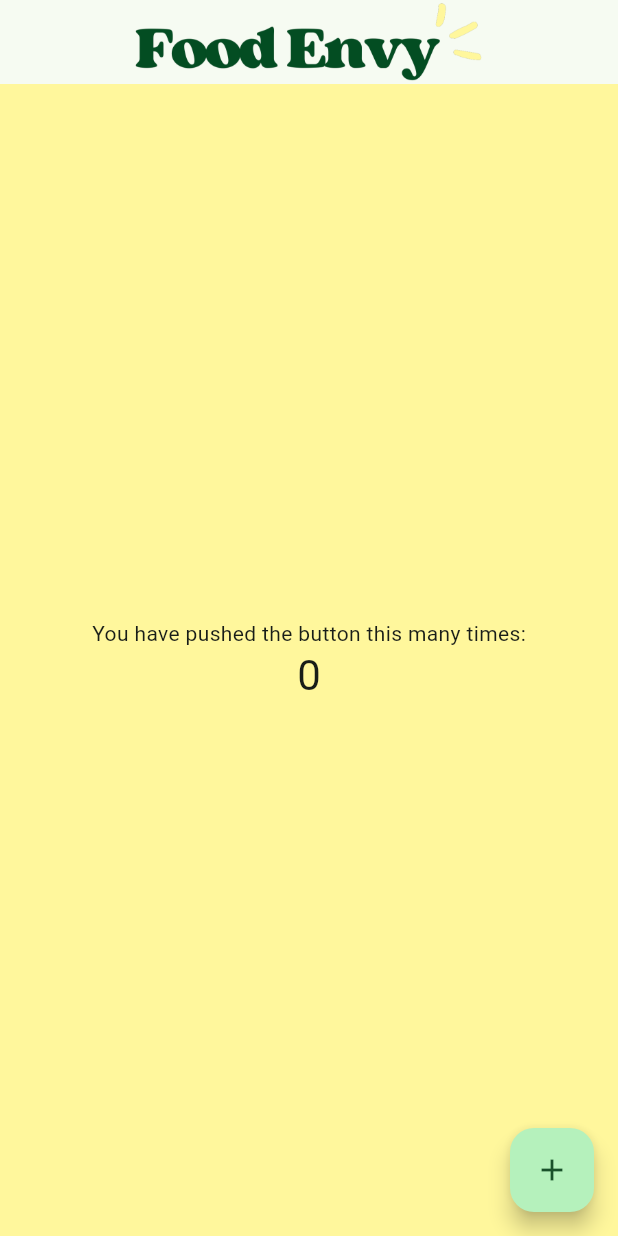
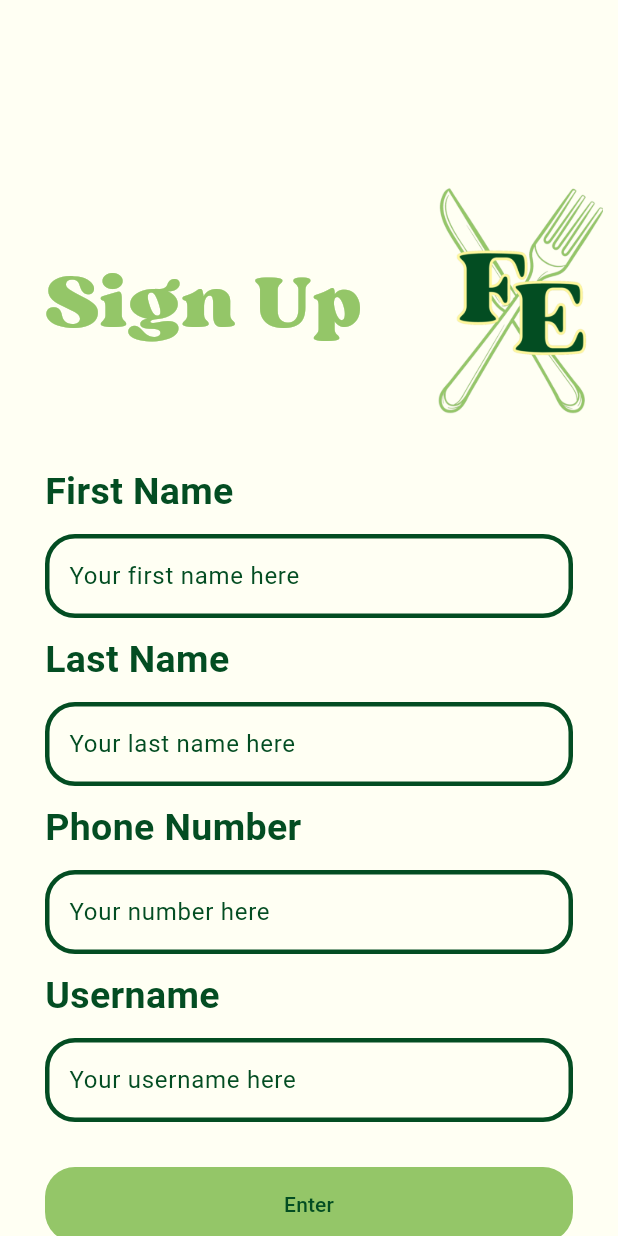
Before and after one commit to Food-Envy/food-envy-application, a Flutter app: the screen it shows once a user with an empty profile is signed in, on a phone screen of 412 x 824 dp. Run offline on Flutter 3.47's test engine with Material 2 defaults, Android fonts, the phone set to English and light mode, and no system bars; our stand-ins replace firebase_auth, firebase_core; missing offline and left inert: flutterfire_ui; accounts and stored records are empty.

Commit message:
added in sign up page without actually updating the button for updating firebase. That will still need to be done

```diff
--- /dev/null
+++ b/food_envy_application/lib/account_setup.dart
@@ -0,0 +1,161 @@
+import 'dart:math';
+
+import 'package:firebase_core/firebase_core.dart';
+import 'package:flutter/material.dart';
+import 'package:food_envy_application/auth_gate.dart';
+
+import 'firebase_options.dart';
+
+class AccountSetup extends StatefulWidget {
+  const AccountSetup({super.key});
+
+  // This widget is the home page of your application. It is stateful, meaning
+  // that it has a State object (defined below) that contains fields that affect
+  // how it looks.
+
+  // This class is the configuration for the state. It holds the values (in this
+  // case the title) provided by the parent (in this case the App widget) and
+  // used by the build method of the State. Fields in a Widget subclass are
+  // always marked "final".
+
+  @override
+  State<AccountSetup> createState() => _AccountSetupState();
+}
+
+class _AccountSetupState extends State<AccountSetup> {
+  final firstNameController = TextEditingController();
+  final lastNameController = TextEditingController();
+
+  @override
+  Widget build(BuildContext context) {
+    double width = MediaQuery.of(context).size.width;
+    // This method is rerun every time setState is called
+    return Scaffold(
+      body: Column(
+        children: <Widget>[
+          const getSignUpRow(),
+          getTextField(
+              "First Name", "Your first name here", firstNameController, width),
+          getTextField(
+              "Last Name", "Your last name here", firstNameController, width),
+          getTextField(
+              "Phone Number", "Your number here", firstNameController, width),
+          getTextField(
+              "Username", "Your username here", firstNameController, width),
+          getEnterButton(width: width),
+        ],
+      ),
+    );
+  }
+
+  Padding getTextField(String iconText, String helperText,
+      TextEditingController controller, double width) {
+    //double height = MediaQuery.of(context).size.height;
+    // used for padding for non-checkbox items
+    var paddingForBox = EdgeInsets.only(top: 10, left: 30, right: 30);
+    Padding toReturn = Padding(
+      padding: paddingForBox,
+      child: Column(
+        children: [
+          Container(
+            alignment: Alignment.topLeft,
+            child: Padding(
+              padding: const EdgeInsets.only(bottom: 10),
+              child: Text(
+                iconText,
+                style: const TextStyle(
+                    color: Color(0xFF034D22),
+                    fontSize: 25,
+                    fontWeight: FontWeight.bold),
+              ),
+            ),
+          ),
+          TextField(
+            controller: controller,
+            decoration: InputDecoration(
+              hintText: helperText,
+              hintStyle: const TextStyle(
+                color: Color(0xFF034D22),
+              ),
+              focusedBorder: OutlineInputBorder(
+                borderSide:
+                    const BorderSide(width: 3, color: Color(0xFF034D22)),
+                borderRadius: BorderRadius.circular(20), //<-- SEE HERE
+              ),
+              enabledBorder: OutlineInputBorder(
+                borderSide:
+                    const BorderSide(width: 3, color: Color(0xFF034D22)),
+                borderRadius: BorderRadius.circular(20), //<-- SEE HERE
+              ),
+            ),
+          ),
+        ],
+      ),
+    );
+    return toReturn;
+  }
+}
+
+class getSignUpRow extends StatelessWidget {
+  const getSignUpRow({
+    super.key,
+  });
+
+  @override
+  Widget build(BuildContext context) {
+    return Container(
+      height: 300,
+      child: Row(
+        children: [
+          const Padding(
+            padding: EdgeInsets.only(top: 100, left: 30),
+            child: Text(
+              "Sign Up",
+              style: TextStyle(
+                  fontSize: 50, color: Color(0xFF94C668), fontFamily: 'Sergio'),
+            ),
+          ),
+          Flexible(
+            child: Padding(
+              padding: const EdgeInsets.only(top: 100, left: 50, right: 10),
+              child: Image.asset(
+                "assets/images/noBkgSecondaryLogo.png",
+              ),
+            ),
+          ),
+        ],
+      ),
+    );
+  }
+}
+
+class getEnterButton extends StatelessWidget {
+  const getEnterButton({
+    super.key,
+    required this.width,
+  });
+
+  final double width;
+
+  @override
+  Widget build(BuildContext context) {
+    return SizedBox(
+      width: width - 60,
+      height: 80,
+      child: Padding(
+        padding: const EdgeInsets.only(top: 30),
+        child: TextButton(
+          onPressed: () => {},
+          style: TextButton.styleFrom(
+              shape: RoundedRectangleBorder(
+                  borderRadius: BorderRadius.circular(20)),
+              backgroundColor: const Color(0xFF94C668)),
+          child: const Text(
+            "Enter",
+            style: TextStyle(color: Color(0xFF034D22)),
+          ),
+        ),
+      ),
+    );
+  }
+}
--- a/food_envy_application/lib/auth_gate.dart
+++ b/food_envy_application/lib/auth_gate.dart
@@ -1,6 +1,7 @@
 import 'package:firebase_auth/firebase_auth.dart';
 import 'package:flutter/material.dart';
 import 'package:flutterfire_ui/auth.dart';
+import 'package:food_envy_application/account_setup.dart';
 import 'home_page.dart';
 
 class AuthGate extends StatelessWidget {
@@ -25,7 +26,8 @@ class AuthGate extends StatelessWidget {
           );
         }
 
-        return const MyHomePage(title: 'Flutter Demo Home Page');
+        // return const MyHomePage(title: 'Flutter Demo Home Page');
+        return const AccountSetup();
       },
     );
   }
--- a/food_envy_application/lib/home_page.dart
+++ b/food_envy_application/lib/home_page.dart
@@ -44,12 +44,8 @@ class _MyHomePageState extends State<MyHomePage> {
     return Scaffold(
       appBar: AppBar(
         centerTitle: false,
-        title: Align(
-            alignment: Alignment.centerLeft,
-            child: Transform.scale(
-              child: Image.asset("assets/images/noBkgTitle.png"),
-              scale: 0.65,
-            )),
+        leadingWidth: 300,
+        leading: Image.asset("assets/images/noBkgTitle.png"),
       ),
       backgroundColor: const Color(0xFFFFF79C),
       body: Center(
--- a/food_envy_application/lib/main.dart
+++ b/food_envy_application/lib/main.dart
@@ -37,7 +37,7 @@ class MyApp extends StatelessWidget {
         //
         // This works for code too, not just values: Most code changes can be
         // tested with just a hot reload.
-        colorScheme: ColorScheme.fromSeed(seedColor: Color(0x034D22)),
+        colorScheme: ColorScheme.fromSeed(seedColor: Color(0xFF034D22)),
         scaffoldBackgroundColor: const Color(0xfffffff3),
         useMaterial3: true,
       ),
```
Also changed, not shown: food_envy_application/pubspec.yaml (+5 -6 lines), food_envy_application/assets/fonts/sergioTrendy.ttf (added), food_envy_application/assets/images/noBkgSecondaryLogo.png (added).
